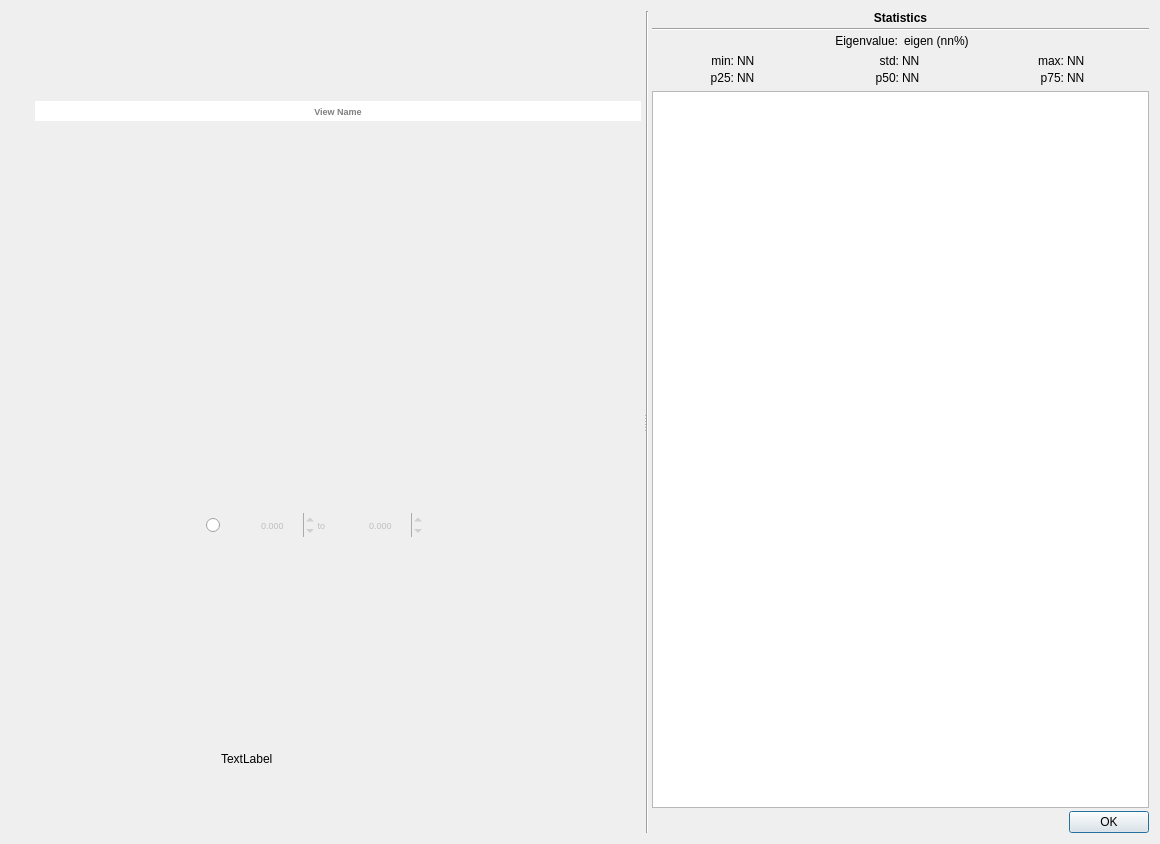
Qt form ui/component_analysis_dialog.ui (SMByC/PCA4CD) before a commit.
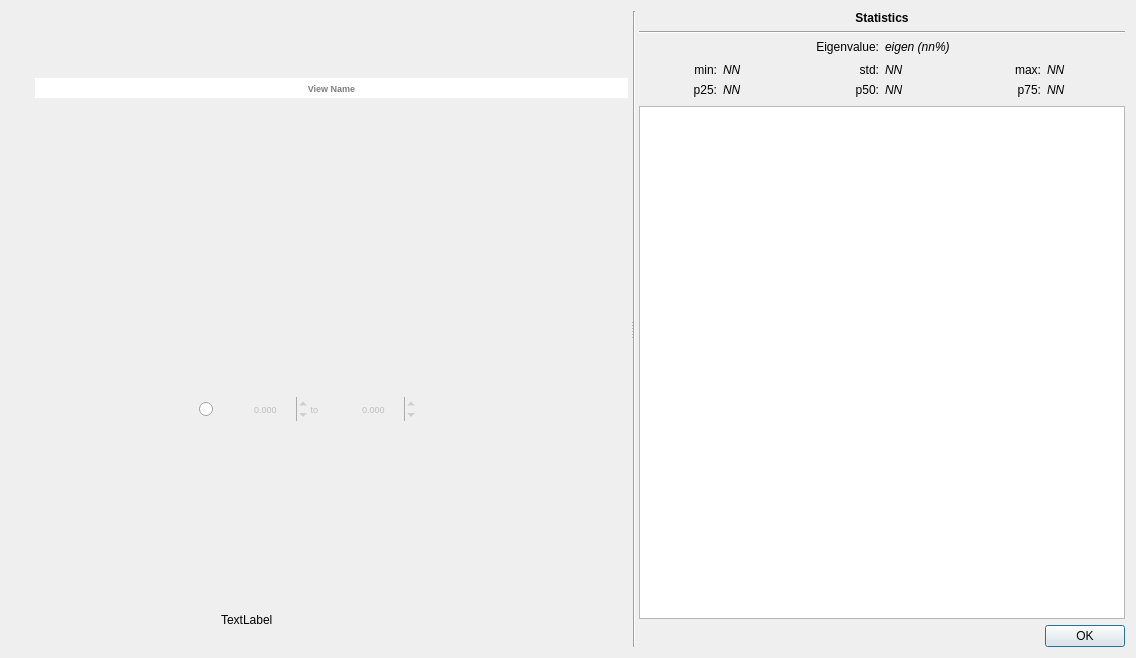
The same form after that commit. Icons and pictures are not drawn. Custom widgets are drawn as their Qt base class.

Commit message: Compute and show the histogram for the component analysis dialog. Adjusted the font style of the statistics

Patch:
```diff
--- a/ui/component_analysis_dialog.ui
+++ b/ui/component_analysis_dialog.ui
@@ -6,8 +6,8 @@
    <rect>
     <x>0</x>
     <y>0</y>
-    <width>1160</width>
-    <height>844</height>
+    <width>1136</width>
+    <height>658</height>
    </rect>
   </property>
   <layout class="QHBoxLayout" name="horizontalLayout">
@@ -402,9 +402,6 @@
        <item>
         <widget class="QWidget" name="widget_6" native="true">
          <layout class="QVBoxLayout" name="verticalLayout_2">
-          <property name="spacing">
-           <number>3</number>
-          </property>
           <property name="leftMargin">
            <number>3</number>
           </property>
@@ -443,15 +440,9 @@
           <item>
            <widget class="QWidget" name="widget_8" native="true">
             <layout class="QHBoxLayout" name="horizontalLayout_6">
-             <property name="leftMargin">
-              <number>0</number>
-             </property>
              <property name="topMargin">
               <number>0</number>
              </property>
-             <property name="rightMargin">
-              <number>0</number>
-             </property>
              <property name="bottomMargin">
               <number>0</number>
              </property>
@@ -470,6 +461,11 @@
              </item>
              <item>
               <widget class="QLabel" name="stats_eigenvalue">
+               <property name="font">
+                <font>
+                 <italic>true</italic>
+                </font>
+               </property>
                <property name="toolTip">
                 <string>It shows how are the dispersion of the data with respect to its component</string>
                </property>
@@ -496,9 +492,6 @@
              <property name="bottomMargin">
               <number>3</number>
              </property>
-             <property name="spacing">
-              <number>3</number>
-             </property>
              <item row="1" column="0">
               <widget class="QLabel" name="label_3">
                <property name="text">
@@ -521,6 +514,11 @@
              </item>
              <item row="1" column="3">
               <widget class="QLabel" name="stats_std">
+               <property name="font">
+                <font>
+                 <italic>true</italic>
+                </font>
+               </property>
                <property name="text">
                 <string>NN</string>
                </property>
@@ -548,6 +546,11 @@
              </item>
              <item row="1" column="1">
               <widget class="QLabel" name="stats_min">
+               <property name="font">
+                <font>
+                 <italic>true</italic>
+                </font>
+               </property>
                <property name="text">
                 <string>NN</string>
                </property>
@@ -565,6 +568,11 @@
              </item>
              <item row="2" column="1">
               <widget class="QLabel" name="stats_p25">
+               <property name="font">
+                <font>
+                 <italic>true</italic>
+                </font>
+               </property>
                <property name="text">
                 <string>NN</string>
                </property>
@@ -572,6 +580,11 @@
              </item>
              <item row="2" column="3">
               <widget class="QLabel" name="stats_p50">
+               <property name="font">
+                <font>
+                 <italic>true</italic>
+                </font>
+               </property>
                <property name="text">
                 <string>NN</string>
                </property>
@@ -589,6 +602,11 @@
              </item>
              <item row="1" column="5">
               <widget class="QLabel" name="stats_max">
+               <property name="font">
+                <font>
+                 <italic>true</italic>
+                </font>
+               </property>
                <property name="text">
                 <string>NN</string>
                </property>
@@ -596,6 +614,11 @@
              </item>
              <item row="2" column="5">
               <widget class="QLabel" name="stats_p75">
+               <property name="font">
+                <font>
+                 <italic>true</italic>
+                </font>
+               </property>
                <property name="text">
                 <string>NN</string>
                </property>
```
Left out of the diff: 24 changed lines with no effect on the pictures. The commit also changes 1 other file.
